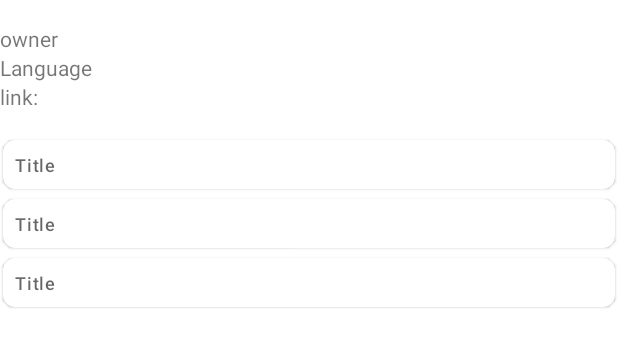
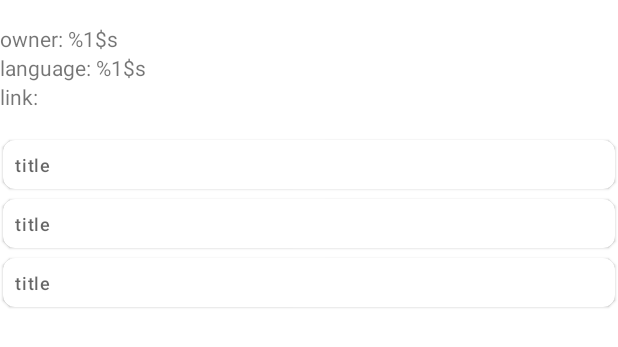
Before and after one commit to simona114/GitRepos, an Android app: the layout fragment_repository_details.xml on its own in the app's theme, with its tools: preview values and no code run, on a phone screen of 412 x 824 dp. Shown: the top 347 px of the screen. Run offline under Robolectric (Android 15) with nearby library versions, the phone set to English and light mode, and no system bars.

Commit message:
Use formatted string resources

```diff
--- a/app/src/main/res/values/strings.xml
+++ b/app/src/main/res/values/strings.xml
@@ -2,10 +2,10 @@
     <string name="app_name">GitRepos</string>
     <!-- TODO: Remove or change this placeholder text -->
     <string name="hello_blank_fragment">Hello blank fragment</string>
-    <string name="repo_title">Title</string>
-    <string name="repo_language">Language</string>
+    <string name="repo_title">title</string>
+    <string name="repo_language">language:  %1$s</string>
     <string name="repositories">GitHub Repositories</string>
     <string name="repository_details">Repository details</string>
-    <string name="repo_owner">owner</string>
+    <string name="repo_owner">owner:  %1$s</string>
     <string name="repo_link">link: </string>
 </resources>
```
Also changed, not shown: app/src/main/java/com/example/gitreposF101321/repos/view/details/RepositoryDetailsFragment.kt (+5 -6 lines).
